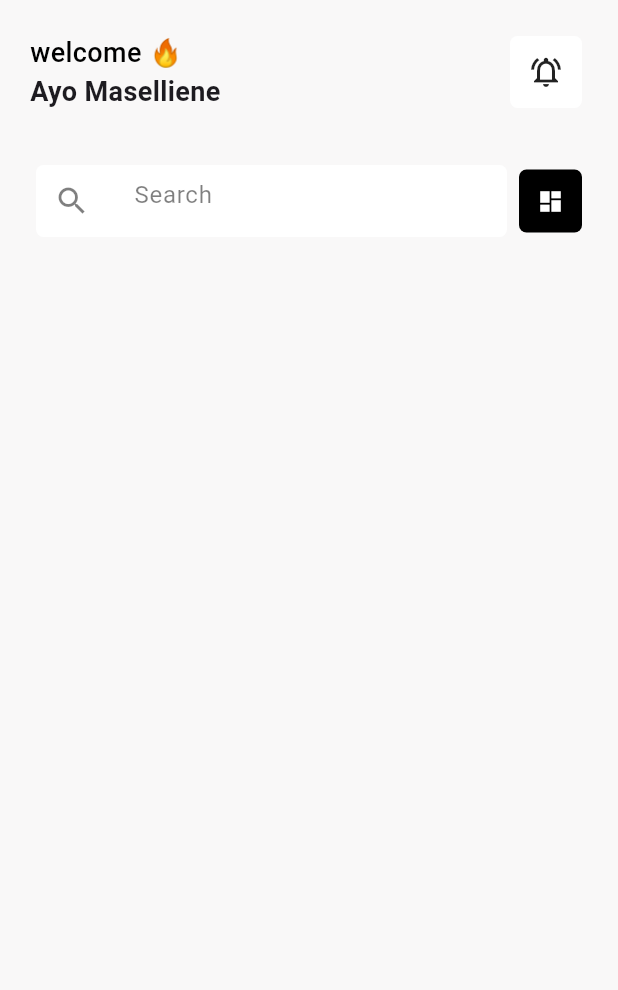
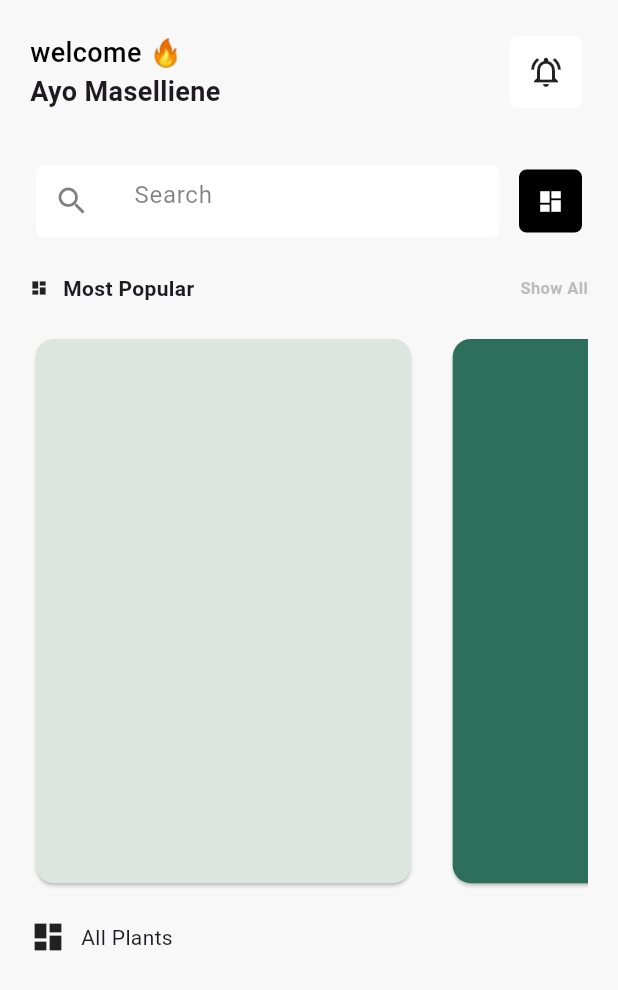
Before and after one commit to Asfemi/plantshop, a Flutter app: the screen it shows after launch, on a phone screen of 412 x 824 dp. Shown: the top 990 px of the screen. Run offline on Flutter 3.47's test engine with Material 2 defaults, Android fonts, the phone set to English and light mode, and no system bars.

Commit message:
Structure and more updated

```diff
--- a/lib/screens/home_screen.dart
+++ b/lib/screens/home_screen.dart
@@ -11,10 +11,12 @@ class HomeScreen extends StatefulWidget {
 class _HomeScreenState extends State<HomeScreen> {
   @override
   Widget build(BuildContext context) {
+    Size size = MediaQuery.of(context).size;
     return Scaffold(
       backgroundColor: kBackgroundColor,
       body: Padding(
         padding: const EdgeInsets.all(20.0),
+        child: SingleChildScrollView(
           child: Column(
             children: [
               const Row(
@@ -63,11 +65,12 @@ class _HomeScreenState extends State<HomeScreen> {
                             prefixIcon: Icon(Icons.search,
                                 color: Colors.black.withOpacity(0.5)),
                             hintText: '   Search',
-                          hintStyle:
-                              TextStyle(color: Colors.black.withOpacity(0.5))),
+                            hintStyle: TextStyle(
+                                color: Colors.black.withOpacity(0.5))),
                       ),
                     ),
                   ),
+                  const SizedBox(width: 5),
                   const IconCard(
                       cardChild: Icon(
                         Icons.dashboard,
@@ -76,8 +79,65 @@ class _HomeScreenState extends State<HomeScreen> {
                       ),
                       cardColor: Colors.black)
                 ],
+              ),
+              const SizedBox(height: 20),
+              Row(
+                children: [
+                  const Icon(
+                    Icons.dashboard,
+                    size: 12,
+                  ),
+                  const SizedBox(width: 10),
+                  const Text(
+                    'Most Popular',
+                    style: TextStyle(fontWeight: FontWeight.w700),
+                  ),
+                  const Spacer(),
+                  Text(
+                    'Show All',
+                    style: TextStyle(
+                        fontSize: 11,
+                        fontWeight: FontWeight.w600,
+                        color: Colors.grey.shade400),
+                  ),
+                ],
+              ),
+              const SizedBox(height: 20),
+              SingleChildScrollView(
+                scrollDirection: Axis.horizontal,
+                child: Row(
+                  children: [
+                    Container(
+                      padding: const EdgeInsets.only(right: 10),
+                      width: size.width * 0.65,
+                      height: size.height * 0.45,
+                      child: const Card(
+                        color: kLightCardColor,
+                        child: Stack(children: []),
+                      ),
+                    ),
+                    Container(
+                      padding: const EdgeInsets.only(left: 10),
+                      width: size.width * 0.65,
+                      height: size.height * 0.45,
+                      child: const Card(
+                        color: kDarkCardColor,
+                        child: Stack(children: []),
+                      ),
                     )
                   ],
+                ),
+              ),
+              const SizedBox(height: 20),
+              const Row(
+                children: [
+                  Icon(Icons.dashboard),
+                  SizedBox(width: 10),
+                  Text('All Plants'),
+                ],
+              ),
+            ],
+          ),
         ),
       ),
     );
```
Lines whose indentation alone changed are shown as unchanged.
